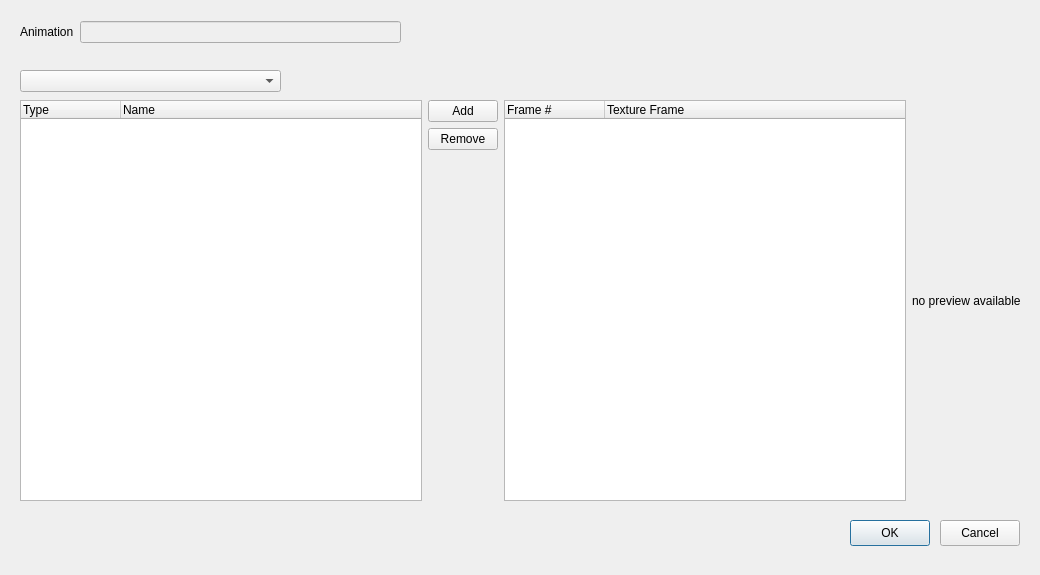
This is brickleedit/src/gui/animationframeeditor/animationframeeditor.ui in paarm/bricklebrit as Qt 5 draws it before an edit. The edited form follows.
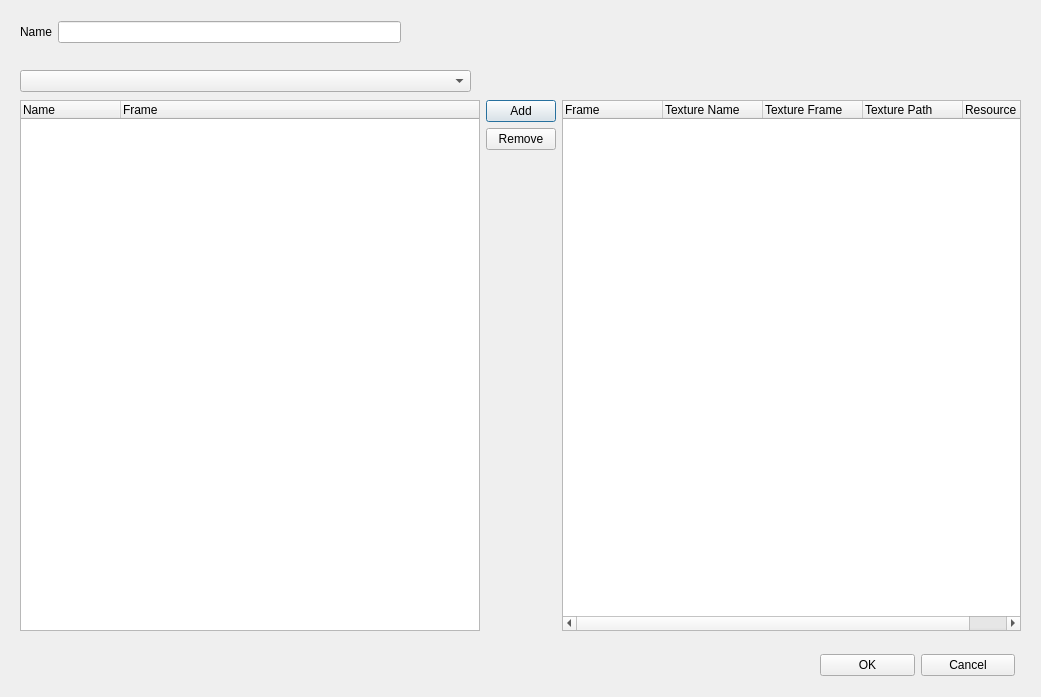
This is the edited form.

Commit message: Animation Editor preview

Diff of the .ui file:
```diff
--- a/brickleedit/src/gui/animationframeeditor/animationframeeditor.ui
+++ b/brickleedit/src/gui/animationframeeditor/animationframeeditor.ui
@@ -6,39 +6,13 @@
    <rect>
     <x>0</x>
     <y>0</y>
-    <width>1040</width>
-    <height>575</height>
+    <width>1041</width>
+    <height>697</height>
    </rect>
   </property>
   <property name="windowTitle">
    <string>Dialog</string>
   </property>
-  <widget class="QPushButton" name="okButton">
-   <property name="geometry">
-    <rect>
-     <x>850</x>
-     <y>520</y>
-     <width>80</width>
-     <height>26</height>
-    </rect>
-   </property>
-   <property name="text">
-    <string>OK</string>
-   </property>
-  </widget>
-  <widget class="QPushButton" name="cancelButton">
-   <property name="geometry">
-    <rect>
-     <x>940</x>
-     <y>520</y>
-     <width>80</width>
-     <height>26</height>
-    </rect>
-   </property>
-   <property name="text">
-    <string>Cancel</string>
-   </property>
-  </widget>
   <widget class="QWidget" name="layoutWidget">
    <property name="geometry">
     <rect>
@@ -52,14 +26,14 @@
     <item>
      <widget class="QLabel" name="label">
       <property name="text">
-       <string>Animation</string>
+       <string>Name</string>
       </property>
      </widget>
     </item>
     <item>
      <widget class="QLineEdit" name="animationName">
       <property name="enabled">
-       <bool>false</bool>
+       <bool>true</bool>
       </property>
      </widget>
     </item>
@@ -71,22 +45,22 @@
      <x>20</x>
      <y>100</y>
      <width>1001</width>
-     <height>401</height>
+     <height>531</height>
     </rect>
    </property>
    <layout class="QHBoxLayout" name="horizontalLayout_2">
     <item>
      <widget class="QTreeWidget" name="treeWidgetTextures">
-      <column>
-       <property name="text">
-        <string>Type</string>
-       </property>
-      </column>
       <column>
        <property name="text">
         <string>Name</string>
        </property>
       </column>
+      <column>
+       <property name="text">
+        <string>Frame</string>
+       </property>
+      </column>
      </widget>
     </item>
     <item>
@@ -148,7 +122,12 @@
       </property>
       <column>
        <property name="text">
-        <string>Frame #</string>
+        <string>Frame</string>
+       </property>
+      </column>
+      <column>
+       <property name="text">
+        <string>Texture Name</string>
        </property>
       </column>
       <column>
@@ -156,13 +135,16 @@
         <string>Texture Frame</string>
        </property>
       </column>
-     </widget>
-    </item>
-    <item>
-     <widget class="QLabel" name="label_2">
-      <property name="text">
-       <string>no preview available</string>
-      </property>
+      <column>
+       <property name="text">
+        <string>Texture Path</string>
+       </property>
+      </column>
+      <column>
+       <property name="text">
+        <string>Resource File</string>
+       </property>
+      </column>
      </widget>
     </item>
    </layout>
@@ -172,11 +154,37 @@
     <rect>
      <x>20</x>
      <y>70</y>
-     <width>261</width>
+     <width>451</width>
      <height>22</height>
     </rect>
    </property>
   </widget>
+  <widget class="QWidget" name="">
+   <property name="geometry">
+    <rect>
+     <x>820</x>
+     <y>650</y>
+     <width>195</width>
+     <height>30</height>
+    </rect>
+   </property>
+   <layout class="QHBoxLayout" name="horizontalLayout_3">
+    <item>
+     <widget class="QPushButton" name="okButton">
+      <property name="text">
+       <string>OK</string>
+      </property>
+     </widget>
+    </item>
+    <item>
+     <widget class="QPushButton" name="cancelButton">
+      <property name="text">
+       <string>Cancel</string>
+      </property>
+     </widget>
+    </item>
+   </layout>
+  </widget>
  </widget>
  <resources/>
  <connections/>
```
The commit also changes 7 other files.
